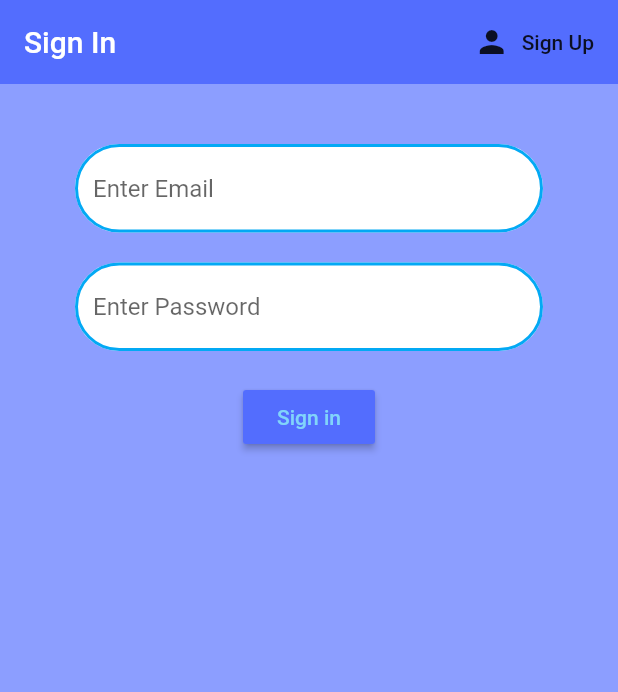
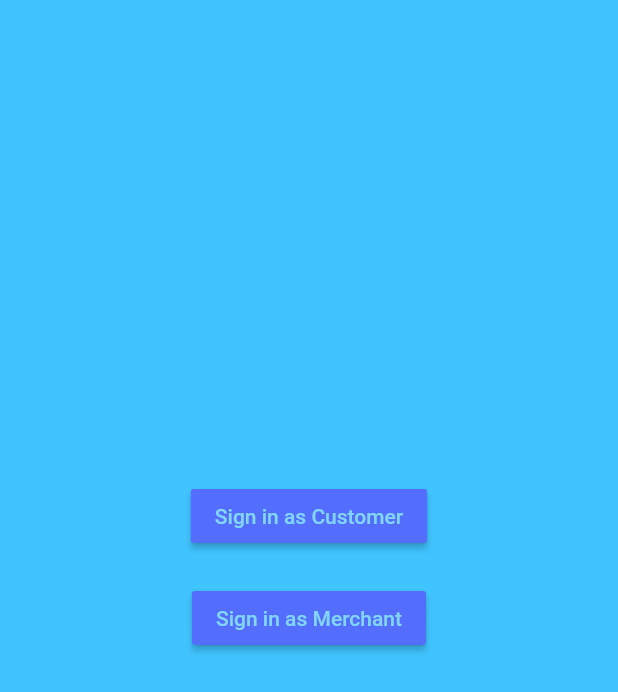
Before and after one commit to aayeshanomani/Localised, a Flutter app: the screen it shows after launch, on a phone screen of 412 x 824 dp. Shown: the top 692 px of the screen. Run offline on Flutter 3.47's test engine with Material 2 defaults, Android fonts, the phone set to English and light mode, and no system bars; our stand-ins replace cloud_firestore, firebase_auth, flutter_map, flutter_spinkit, geolocator, latlong and 1 more; accounts and stored records are empty.

Commit message:
Added Merchant Customer Choice

```diff
--- /dev/null
+++ b/lib/choice.dart
@@ -0,0 +1,60 @@
+import 'package:flutter/material.dart';
+import 'package:localised/authenticate.dart';
+import 'package:localised/customer_signin.dart';
+
+class Choice extends StatefulWidget {
+  @override
+  _ChoiceState createState() => _ChoiceState();
+}
+
+class _ChoiceState extends State<Choice> {
+  @override
+  Widget build(BuildContext context) {
+    return Scaffold(
+      backgroundColor: Colors.lightBlueAccent,
+      body: Container
+      (
+        padding: EdgeInsets.symmetric(vertical:300.0, horizontal:50.0),
+        child: Center
+        (
+          child: Column
+          (
+            children: <Widget>
+            [
+              SizedBox(height: 20.0,),
+              RaisedButton
+              (
+                color: Colors.indigoAccent,
+                child: Text
+                (
+                  'Sign in as Customer',
+                  style: TextStyle(color: Colors.lightBlue[200]),
+                ),
+                onPressed: ()
+                {
+                  Navigator.push(context, MaterialPageRoute(builder: (context){
+                    return Cust_SignIn();
+                  }));
+                },
+              ),
+              SizedBox(height: 20.0,),
+              RaisedButton
+              (
+                color: Colors.indigoAccent,
+                child: Text
+                (
+                  'Sign in as Merchant',
+                  style: TextStyle(color: Colors.lightBlue[200]),
+                ),
+                onPressed: ()
+                {
+
+                },
+              )
+            ],
+          ),
+        ),
+      )
+    );
+  }
+}
--- a/lib/customer_home.dart
+++ b/lib/customer_home.dart
@@ -5,6 +5,7 @@ import 'package:geolocator/geolocator.dart';
 
 import 'package:flutter_map/flutter_map.dart';
 import 'package:latlong/latlong.dart';
+import 'package:localised/loading.dart';
 import 'package:localised/model_userlocation.dart';
 import 'package:provider/provider.dart';
 
@@ -17,7 +18,7 @@ CustomerHome extends StatelessWidget {
   {
 
     var userLocation = Provider.of<UserLocation>(context);
-    return Scaffold
+    return userLocation == null ? Loading() : Scaffold
     (
       backgroundColor: Colors.indigoAccent[400],
       appBar: AppBar
@@ -71,7 +72,7 @@ CustomerHome extends StatelessWidget {
                 (
                   child: IconButton
                   (
-                    icon: Icon(Icons.location_searching),
+                    icon: Icon(Icons.location_on),
                     color: Colors.lightBlueAccent[100],
                     iconSize: 39.0,
                     onPressed: ()
--- a/lib/customer_signin.dart
+++ b/lib/customer_signin.dart
@@ -1,7 +1,9 @@
 import 'package:flutter/material.dart';
 import 'package:localised/auth.dart';
 import 'package:localised/constants.dart';
+import 'package:localised/customer_home.dart';
 import 'package:localised/loading.dart';
+import 'package:localised/wrapper.dart';
 
 class Cust_SignIn extends StatefulWidget {
 
@@ -108,6 +110,13 @@ class _Cust_SignInState extends State<Cust_SignIn> {
                         error = "Enter a registered email";
                       });
                     }
+                    else
+                    {
+                      Navigator.push(context, MaterialPageRoute(builder: (context)
+                      {
+                        return Wrapper();
+                      }));
+                    }
                   }
                 },
               ),
--- a/lib/loading.dart
+++ b/lib/loading.dart
@@ -8,7 +8,7 @@ class Loading extends StatelessWidget {
       color: Colors.lightBlue[300],
       child: Center
       (
-        child: SpinKitWanderingCubes
+        child: SpinKitRipple
         (
           color: Colors.lightBlue[900],
           size: 50.0,
--- a/lib/model_userlocation.dart
+++ b/lib/model_userlocation.dart
@@ -4,6 +4,6 @@ class UserLocation
   double long;
 
   UserLocation({
-    this.lat, this.long
+    this.lat = 0.0, this.long = 0.0
   });
 }
--- a/lib/wrapper.dart
+++ b/lib/wrapper.dart
@@ -1,5 +1,6 @@
 import 'package:flutter/material.dart';
 import 'package:localised/authenticate.dart';
+import 'package:localised/choice.dart';
 import 'package:localised/customer_home.dart';
 import 'package:localised/model_userlocation.dart';
 import 'package:localised/service_location.dart';
@@ -15,7 +16,7 @@ class Wrapper extends StatelessWidget {
     //return either home or authenticate
     if(user == null)
     {
-      return Authenticate();
+      return Choice();
     }
     else
     {
```
